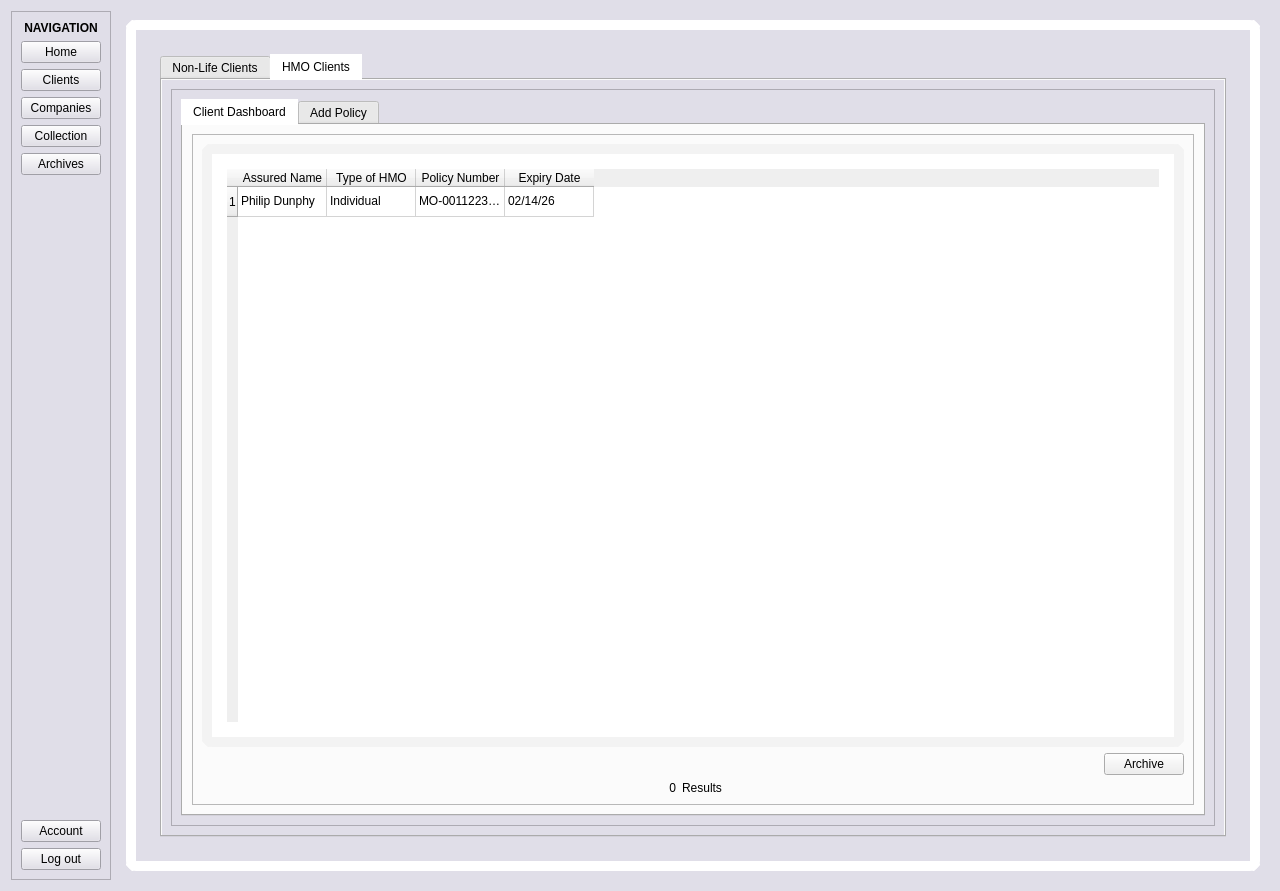
The window that QtGUI/form.ui (Ponard/InvestoPinoy) describes before a commit, drawn with Qt 5.
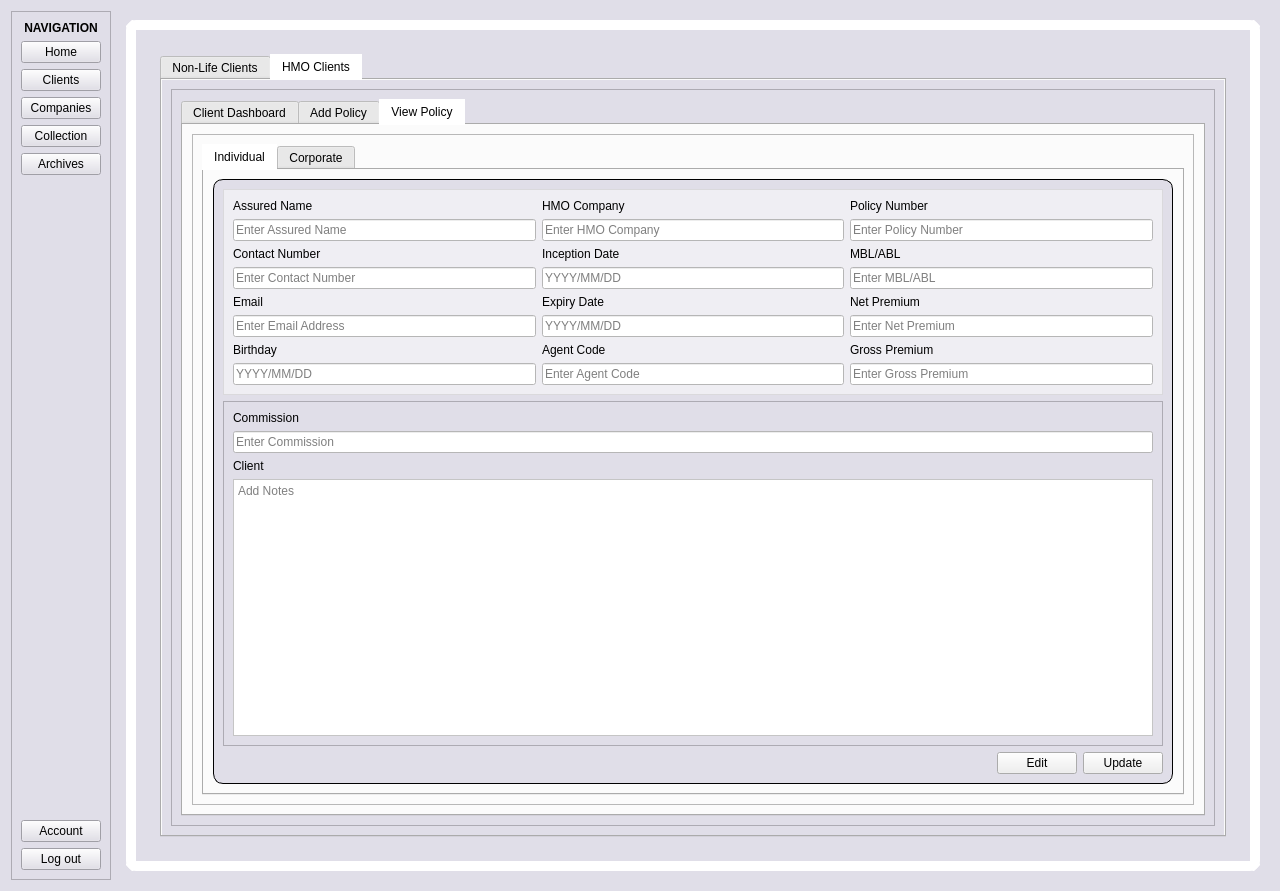
The same window after the commit. The open tabs and pages were chosen to show the change. Icons and pictures are not drawn.

Diff of the .ui file:
```diff
--- a/QtGUI/form.ui
+++ b/QtGUI/form.ui
@@ -2001,7 +2001,10 @@
 }
 #clients_hmo_add_client_individual_frame,
 #clients_hmo_add_client_corporate_frame,
-#clients_non_life_add_client_frame {
+#clients_non_life_add_client_frame,
+#clients_non_life_view_policy_frame,
+#clients_hmo_view_policy_individual_frame,
+#clients_hmo_view_policy_corporate_frame {
 	background-color: #E0DEE8;
 	border: 1px solid black;
 	border-radius: 10%;
@@ -2009,12 +2012,18 @@
 }
 #clients_hmo_add_client_individual_upper_frame,
 #clients_hmo_add_client_corporate_upper_frame,
-#clients_non_life_add_client_upper_frame {
+#clients_non_life_add_client_upper_frame,
+#clients_non_life_view_policy_upper_frame,
+#clients_hmo_view_policy_individual_upper_frame,
+#clients_hmo_view_policy_corporate_upper_frame {
 	background-color: rgba(255, 255, 255, 0.5);
 }
 #clients_hmo_add_client_individual_lower_frame,
 #clients_hmo_add_client_corporate_lower_frame,
-#clients_non_life_add_client_lower_frame {
+#clients_non_life_add_client_lower_frame,
+#clients_non_life_view_policy_lower_frame,
+#clients_hmo_view_policy_individual_lower_frame,
+#clients_hmo_view_policy_corporate_lower_frame {
 	background-color: #E0DEE8;
 }
 #clients_hmo_dashboard_table,
@@ -2026,7 +2035,9 @@
 }
 #clients_hmo_add_client_individual_frame QLabel,
 #clients_hmo_add_client_corporate_frame QLabel,
-#clients_non_life_add_client_frame QLabel {
+#clients_non_life_add_client_frame QLabel,
+#clients_non_life_view_policy_frame QLabel,
+#clients_hmo_view_policy_frame QLabel {
 	color: black;
 }
 QLineEdit,
@@ -4475,6 +4486,690 @@
                      </item>
                     </layout>
                    </widget>
+                   <widget class="QWidget" name="clients_hmo_view_policy_tab">
+                    <attribute name="title">
+                     <string>View Policy</string>
+                    </attribute>
+                    <layout class="QVBoxLayout" name="verticalLayout_8">
+                     <item>
+                      <widget class="QFrame" name="clients_hmo_view_policy_frame">
+                       <property name="frameShape">
+                        <enum>QFrame::Shape::StyledPanel</enum>
+                       </property>
+                       <property name="frameShadow">
+                        <enum>QFrame::Shadow::Raised</enum>
+                       </property>
+                       <layout class="QVBoxLayout" name="verticalLayout_69">
+                        <item>
+                         <widget class="QTabWidget" name="clients_hmo_view_policy_tab_widget">
+                          <property name="currentIndex">
+                           <number>0</number>
+                          </property>
+                          <widget class="QWidget" name="clients_hmo_view_policy_individual_tab">
+                           <attribute name="title">
+                            <string>Individual</string>
+                           </attribute>
+                           <layout class="QVBoxLayout" name="verticalLayout_221">
+                            <item>
+                             <widget class="QFrame" name="clients_hmo_view_policy_individual_frame">
+                              <property name="frameShape">
+                               <enum>QFrame::Shape::StyledPanel</enum>
+                              </property>
+                              <property name="frameShadow">
+                               <enum>QFrame::Shadow::Raised</enum>
+                              </property>
+                              <layout class="QVBoxLayout" name="verticalLayout_222">
+                               <item>
+                                <widget class="QFrame" name="clients_hmo_view_policy_individual_upper_frame">
+                                 <property name="frameShape">
+                                  <enum>QFrame::Shape::StyledPanel</enum>
+                                 </property>
+                                 <property name="frameShadow">
+                                  <enum>QFrame::Shadow::Raised</enum>
+                                 </property>
+                                 <layout class="QGridLayout" name="gridLayout_21">
+                                  <item row="3" column="2">
+                                   <layout class="QVBoxLayout" name="verticalLayout_223">
+                                    <item>
+                                     <widget class="QLabel" name="clients_hmo_view_policy_individual_gross_premium_label">
+                                      <property name="text">
+                                       <string>Gross Premium</string>
+                                      </property>
+                                     </widget>
+                                    </item>
+                                    <item>
+                                     <widget class="QLineEdit" name="clients_hmo_view_policy_individual_gross_premium_line_edit">
+                                      <property name="placeholderText">
+                                       <string>Enter Gross Premium</string>
+                                      </property>
+                                     </widget>
+                                    </item>
+                                   </layout>
+                                  </item>
+                                  <item row="0" column="0">
+                                   <layout class="QVBoxLayout" name="verticalLayout_224">
+                                    <item>
+                                     <widget class="QLabel" name="clients_hmo_view_policy_individual_assured_name_label">
+                                      <property name="text">
+                                       <string>Assured Name</string>
+                                      </property>
+                                     </widget>
+                                    </item>
+                                    <item>
+                                     <widget class="QLineEdit" name="clients_hmo_view_policy_individual_assured_name_line_edit">
+                                      <property name="placeholderText">
+                                       <string>Enter Assured Name</string>
+                                      </property>
+                                     </widget>
+                                    </item>
+                                   </layout>
+                                  </item>
+                                  <item row="0" column="2">
+                                   <layout class="QVBoxLayout" name="verticalLayout_225">
+                                    <item>
+                                     <widget class="QLabel" name="clients_hmo_view_policy_individual_policy_number_label">
+                                      <property name="text">
+                                       <string>Policy Number</string>
+                                      </property>
+                                     </widget>
+                                    </item>
+                                    <item>
+                                     <widget class="QLineEdit" name="clients_hmo_view_policy_individual_policy_number_line_edit">
+                                      <property name="placeholderText">
+                                       <string>Enter Policy Number</string>
+                                      </property>
+                                     </widget>
+                                    </item>
+                                   </layout>
+                                  </item>
+                                  <item row="2" column="2">
+                                   <layout class="QVBoxLayout" name="verticalLayout_226">
+                                    <item>
+                                     <widget class="QLabel" name="clients_hmo_view_policy_individual_net_premium_label">
+                                      <property name="text">
+                                       <string>Net Premium</string>
+                                      </property>
+                                     </widget>
+                                    </item>
+                                    <item>
+                                     <widget class="QLineEdit" name="clients_hmo_view_policy_individual_net_premium_line_edit">
+                                      <property name="placeholderText">
+                                       <string>Enter Net Premium</string>
+                                      </property>
+                                     </widget>
+                                    </item>
+                                   </layout>
+                                  </item>
+                                  <item row="1" column="2">
+                                   <layout class="QVBoxLayout" name="verticalLayout_227">
+                                    <item>
+                                     <widget class="QLabel" name="clients_hmo_view_policy_individual_mbl_abl_label">
+                                      <property name="text">
+                                       <string>MBL/ABL</string>
+                                      </property>
+                                     </widget>
+                                    </item>
+                                    <item>
+                                     <widget class="QLineEdit" name="clients_hmo_view_policy_individual_mbl_abl_line_edit">
+                                      <property name="placeholderText">
+                                       <string>Enter MBL/ABL</string>
+                                      </property>
+                                     </widget>
+                                    </item>
+                                   </layout>
+                                  </item>
+                                  <item row="1" column="0">
+                                   <layout class="QVBoxLayout" name="verticalLayout_228">
+                                    <item>
+                                     <widget class="QLabel" name="clients_hmo_view_policy_individual_contact_number_label">
+                                      <property name="text">
+                                       <string>Contact Number</string>
+                                      </property>
+                                     </widget>
+                                    </item>
+                                    <item>
+                                     <widget class="QLineEdit" name="clients_hmo_view_policy_individual_contact_number_line_edit">
+                                      <property name="placeholderText">
+                                       <string>Enter Contact Number</string>
+                                      </property>
+                                     </widget>
+                                    </item>
+                                   </layout>
+                                  </item>
+                                  <item row="2" column="0">
+                                   <layout class="QVBoxLayout" name="verticalLayout_229">
+                                    <item>
+                                     <widget class="QLabel" name="clients_hmo_view_policy_individual_email_label">
+                                      <property name="text">
+                                       <string>Email</string>
+                                      </property>
+                                     </widget>
+                                    </item>
+                                    <item>
+                                     <widget class="QLineEdit" name="clients_hmo_view_policy_individual_email_line_edit">
+                                      <property name="placeholderText">
+                                       <string>Enter Email Address</string>
+                                      </property>
+                                     </widget>
+                                    </item>
+                                   </layout>
+                                  </item>
+                                  <item row="3" column="0">
+                                   <layout class="QVBoxLayout" name="verticalLayout_230">
+                                    <item>
+                                     <widget class="QLabel" name="clients_hmo_view_policy_individual_birthday_label">
+                                      <property name="text">
+                                       <string>Birthday</string>
+                                      </property>
+                                     </widget>
+                                    </item>
+                                    <item>
+                                     <widget class="QLineEdit" name="clients_hmo_view_policy_individual_birthday_line_edit">
+                                      <property name="placeholderText">
+                                       <string>YYYY/MM/DD</string>
+                                      </property>
+                                     </widget>
+                                    </item>
+                                   </layout>
+                                  </item>
+                                  <item row="2" column="1">
+                                   <layout class="QVBoxLayout" name="verticalLayout_231">
+                                    <item>
+                                     <widget class="QLabel" name="clients_hmo_view_policy_individual_expiry_date_label">
+                                      <property name="text">
+                                       <string>Expiry Date</string>
+                                      </property>
+                                     </widget>
+                                    </item>
+                                    <item>
+                                     <widget class="QLineEdit" name="clients_hmo_view_policy_individual_expiry_date_line_edit">
+                                      <property name="placeholderText">
+                                       <string>YYYY/MM/DD</string>
+                                      </property>
+                                     </widget>
+                                    </item>
+                                   </layout>
+                                  </item>
+                                  <item row="3" column="1">
+                                   <layout class="QVBoxLayout" name="verticalLayout_232">
+                                    <item>
+                                     <widget class="QLabel" name="clients_hmo_view_policy_individual_agent_code_label">
+                                      <property name="text">
+                                       <string>Agent Code</string>
+                                      </property>
+                                     </widget>
+                                    </item>
+                                    <item>
+                                     <widget class="QLineEdit" name="clients_hmo_view_policy_individual_agent_code_line_edit">
+                                      <property name="placeholderText">
+                                       <string>Enter Agent Code</string>
+                                      </property>
+                                     </widget>
+                                    </item>
+                                   </layout>
+                                  </item>
+                                  <item row="1" column="1">
+                                   <layout class="QVBoxLayout" name="verticalLayout_233">
+                                    <item>
+                                     <widget class="QLabel" name="clients_hmo_view_policy_individual_inception_date_label">
+                                      <property name="text">
+                                       <string>Inception Date</string>
+                                      </property>
+                                     </widget>
+                                    </item>
+                                    <item>
+                                     <widget class="QLineEdit" name="clients_hmo_view_policy_individual_inception_date_line_edit">
+                                      <property name="placeholderText">
+                                       <string>YYYY/MM/DD</string>
+                                      </property>
+                                     </widget>
+                                    </item>
+                                   </layout>
+                                  </item>
+                                  <item row="0" column="1">
+                                   <layout class="QVBoxLayout" name="verticalLayout_234">
+                                    <item>
+                                     <widget class="QLabel" name="clients_hmo_view_policy_individual_hmo_company_label">
+                                      <property name="text">
+                                       <string>HMO Company</string>
+                                      </property>
+                                     </widget>
+                                    </item>
+                                    <item>
+                                     <widget class="QLineEdit" name="clients_hmo_view_policy_individual_hmo_company_line_edit">
+                                      <property name="placeholderText">
+                                       <string>Enter HMO Company</string>
+                                      </property>
+                                     </widget>
+                                    </item>
+                                   </layout>
+                                  </item>
+                                 </layout>
+                                </widget>
+                               </item>
+                               <item>
+                                <widget class="QFrame" name="clients_hmo_view_policy_individual_lower_frame">
+                                 <property name="frameShape">
+                                  <enum>QFrame::Shape::StyledPanel</enum>
+                                 </property>
+                                 <property name="frameShadow">
+                                  <enum>QFrame::Shadow::Raised</enum>
+                                 </property>
+                                 <layout class="QGridLayout" name="gridLayout_22">
+                                  <item row="1" column="1" colspan="2">
+                                   <layout class="QVBoxLayout" name="verticalLayout_235">
+                                    <item>
+                                     <layout class="QVBoxLayout" name="verticalLayout_236">
+                                      <item>
+                                       <widget class="QLabel" name="clients_hmo_view_policy_individual_commission_label">
+                                        <property name="text">
+                                         <string>Commission</string>
+                                        </property>
+                                       </widget>
+                                      </item>
+                                      <item>
+                                       <widget class="QLineEdit" name="clients_hmo_view_policy_individual_commission_line_edit">
+                                        <property name="readOnly">
+                                         <bool>false</bool>
+                                        </property>
+                                        <property name="placeholderText">
+                                         <string>Enter Commission</string>
+                                        </property>
+                                       </widget>
+                                      </item>
+                                     </layout>
+                                    </item>
+                                    <item>
+                                     <widget class="QLabel" name="clients_hmo_view_policy_individual_notes_label">
+                                      <property name="text">
+                                       <string>Client</string>
+                                      </property>
+                                     </widget>
+                                    </item>
+                                    <item>
+                                     <widget class="QTextEdit" name="clients_hmo_view_policy_individual_notes_text_edit">
+                                      <property name="placeholderText">
+                                       <string>Add Notes</string>
+                                      </property>
+                                     </widget>
+                                    </item>
+                                   </layout>
+                                  </item>
+                                 </layout>
+                                </widget>
+                               </item>
+                               <item>
+                                <layout class="QHBoxLayout" name="horizontalLayout_23">
+                                 <item>
+                                  <spacer name="horizontalSpacer_18">
+                                   <property name="orientation">
+                                    <enum>Qt::Orientation::Horizontal</enum>
+                                   </property>
+                                   <property name="sizeHint" stdset="0">
+                                    <size>
+                                     <width>40</width>
+                                     <height>20</height>
+                                    </size>
+                                   </property>
+                                  </spacer>
+                                 </item>
+                                 <item>
+                                  <widget class="QPushButton" name="clients_hmo_view_policy_individual_edit_push_button">
+                                   <property name="text">
+                                    <string>Edit</string>
+                                   </property>
+                                  </widget>
+                                 </item>
+                                 <item>
+                                  <widget class="QPushButton" name="clients_hmo_view_policy_individual_update_push_button">
+                                   <property name="text">
+                                    <string>Update</string>
+                                   </property>
+                                  </widget>
+                                 </item>
+                                </layout>
+                               </item>
+                              </layout>
+                             </widget>
+                            </item>
+                           </layout>
+                          </widget>
+                          <widget class="QWidget" name="clients_hmo_view_policy_corporate_tab">
+                           <attribute name="title">
+                            <string>Corporate</string>
+                           </attribute>
+                           <layout class="QVBoxLayout" name="verticalLayout_237">
+                            <item>
+                             <widget class="QFrame" name="clients_hmo_view_policy_corporate_frame">
+                              <property name="frameShape">
+                               <enum>QFrame::Shape::StyledPanel</enum>
+                              </property>
+                              <property name="frameShadow">
+                               <enum>QFrame::Shadow::Raised</enum>
+                              </property>
+                              <layout class="QVBoxLayout" name="verticalLayout_238">
+                               <item>
+                                <widget class="QFrame" name="clients_hmo_view_policy_corporate_upper_frame">
+                                 <property name="frameShape">
+                                  <enum>QFrame::Shape::StyledPanel</enum>
+                                 </property>
+                                 <property name="frameShadow">
+                                  <enum>QFrame::Shadow::Raised</enum>
+                                 </property>
+                                 <layout class="QGridLayout" name="gridLayout_23">
+                                  <item row="0" column="1">
+                                   <layout class="QVBoxLayout" name="verticalLayout_239">
+                                    <item>
+                                     <widget class="QLabel" name="clients_hmo_view_policy_corporate_hmo_company_label">
+                                      <property name="text">
+                                       <string>HMO Company</string>
+                                      </property>
+                                     </widget>
+                                    </item>
+                                    <item>
+                                     <widget class="QLineEdit" name="clients_hmo_view_policy_corporate_hmo_company_line_edit">
+                                      <property name="placeholderText">
+                                       <string>Enter HMO Company</string>
+                                      </property>
+                                     </widget>
+                                    </item>
+                                   </layout>
+                                  </item>
+                                  <item row="0" column="2">
+                                   <layout class="QVBoxLayout" name="verticalLayout_240">
+                                    <item>
+                                     <widget class="QLabel" name="clients_hmo_view_policy_corporate_policy_number_label">
+                                      <property name="text">
+                                       <string>Policy Number</string>
+                                      </property>
+                                     </widget>
+                                    </item>
+                                    <item>
+                                     <widget class="QLineEdit" name="clients_hmo_view_policy_corporate_policy_number_line_edit">
+                                      <property name="placeholderText">
+                                       <string>Enter Policy Number</string>
+                                      </property>
+                                     </widget>
+                                    </item>
+                                   </layout>
+                                  </item>
+                                  <item row="0" column="0">
+                                   <layout class="QVBoxLayout" name="verticalLayout_241">
+                                    <item>
+                                     <widget class="QLabel" name="clients_hmo_view_policy_corporate_company_name_label">
+                                      <property name="text">
+                                       <string>Company Name</string>
+                                      </property>
+                                     </widget>
+                                    </item>
+                                    <item>
+                                     <widget class="QLineEdit" name="clients_hmo_view_policy_corporate_company_name_line_edit">
+                                      <property name="placeholderText">
+                                       <string>Enter Company Name</string>
+                                      </property>
+                                     </widget>
+                                    </item>
+                                   </layout>
+                                  </item>
+                                  <item row="3" column="0">
+                                   <layout class="QVBoxLayout" name="verticalLayout_242">
+                                    <item>
+                                     <widget class="QLabel" name="clients_hmo_view_policy_corporate_email_label">
+                                      <property name="text">
+                                       <string>Email</string>
+                                      </property>
+                                     </widget>
+                                    </item>
+                                    <item>
+                                     <widget class="QLineEdit" name="clients_hmo_view_policy_corporate_email_line_edit">
+                                      <property name="placeholderText">
+                                       <string>Enter Email Address</string>
+                                      </property>
+                                     </widget>
+                                    </item>
+                                   </layout>
+                                  </item>
+                                  <item row="2" column="0">
+                                   <layout class="QVBoxLayout" name="verticalLayout_243">
+                                    <item>
+                                     <widget class="QLabel" name="clients_hmo_view_policy_corporate_contact_number_label">
+                                      <property name="text">
+                                       <string>Contact Number</string>
+                                      </property>
+                                     </widget>
+                                    </item>
+                                    <item>
+                                     <widget class="QLineEdit" name="clients_hmo_view_policy_corporate_contact_number_line_edit">
+                                      <property name="placeholderText">
+                                       <string>Enter Contact Number</string>
+                                      </property>
+                                     </widget>
+                                    </item>
+                                   </layout>
+                                  </item>
+                                  <item row="1" column="0">
+                                   <layout class="QVBoxLayout" name="verticalLayout_244">
+                                    <item>
+                                     <widget class="QLabel" name="clients_hmo_view_policy_corporate_number_of_enrollees_label">
+                                      <property name="text">
+                                       <string>Number of Enrollees</string>
+                                      </property>
+                                     </widget>
+                                    </item>
+                                    <item>
+                                     <widget class="QLineEdit" name="clients_hmo_view_policy_corporate_number_of_enrollees_line_edit">
+                                      <property name="placeholderText">
+                                       <string>Enter Number of Enrollees</string>
+                                      </property>
+                                     </widget>
+                                    </item>
+                                   </layout>
+                                  </item>
+                                  <item row="1" column="1">
+                                   <layout class="QVBoxLayout" name="verticalLayout_245">
+                                    <item>
+                                     <widget class="QLabel" name="clients_hmo_view_policy_corporate_inception_date_label">
+                                      <property name="text">
+                                       <string>Inception Date</string>
+                                      </property>
+                                     </widget>
+                                    </item>
+                                    <item>
+                                     <widget class="QLineEdit" name="clients_hmo_view_policy_corporate_inception_date_line_edit">
+                                      <property name="placeholderText">
+                                       <string>YYYY/MM/DD</string>
+                                      </property>
+                                     </widget>
+                                    </item>
+                                   </layout>
+                                  </item>
+                                  <item row="2" column="1">
+                                   <layout class="QVBoxLayout" name="verticalLayout_246">
+                                    <item>
+                                     <widget class="QLabel" name="clients_hmo_view_policy_corporate_expiry_date_label">
+                                      <property name="text">
+                                       <string>Expiry Date</string>
+                                      </property>
+                                     </widget>
+                                    </item>
+                                    <item>
+                                     <widget class="QLineEdit" name="clients_hmo_view_policy_corporate_expiry_date_line_edit">
+                                      <property name="placeholderText">
+                                       <string>YYYY/MM/DD</string>
+                                      </property>
+                                     </widget>
+                                    </item>
+                                   </layout>
+                                  </item>
+                                  <item row="3" column="1">
+                                   <layout class="QVBoxLayout" name="verticalLayout_247">
+                                    <item>
+                                     <widget class="QLabel" name="clients_hmo_view_policy_corporate_agent_code_label">
+                                      <property name="text">
+                                       <string>Agent Code</string>
+                                      </property>
+                                     </widget>
+                                    </item>
+                                    <item>
+                                     <widget class="QLineEdit" name="clients_hmo_view_policy_corporate_agent_code_line_edit">
+                                      <property name="placeholderText">
+                                       <string>Enter Agent Code</string>
+                                      </property>
+                                     </widget>
+                                    </item>
+                                   </layout>
+                                  </item>
+                                  <item row="1" column="2">
+                                   <layout class="QVBoxLayout" name="verticalLayout_248">
+                                    <item>
+                                     <widget class="QLabel" name="clients_hmo_view_policy_corporate_mbl_abl_label">
+                                      <property name="text">
+                                       <string>MBL/ABL</string>
+                                      </property>
+                                     </widget>
+                                    </item>
+                                    <item>
+                                     <widget class="QLineEdit" name="clients_hmo_view_policy_corporate_mbl_abl_line_edit">
+                                      <property name="placeholderText">
+                                       <string>Enter MBL/ABL</string>
+                                      </property>
+                                     </widget>
+                                    </item>
+                                   </layout>
+                                  </item>
+                                  <item row="2" column="2">
+                                   <layout class="QVBoxLayout" name="verticalLayout_249">
+                                    <item>
+                                     <widget class="QLabel" name="clients_hmo_view_policy_corporate_net_premium_label">
+                                      <property name="text">
+                                       <string>Net Premium</string>
+                                      </property>
+                                     </widget>
+                                    </item>
+                                    <item>
+                                     <widget class="QLineEdit" name="clients_hmo_view_policy_corporate_net_premium_line_edit">
+                                      <property name="placeholderText">
+                                       <string>Enter Net Premium</string>
+                                      </property>
+                                     </widget>
+                                    </item>
+                                   </layout>
+                                  </item>
+                                  <item row="3" column="2">
+                                   <layout class="QVBoxLayout" name="verticalLayout_250">
+                                    <item>
+                                     <widget class="QLabel" name="clients_hmo_view_policy_corporate_gross_premium_label">
+                                      <property name="text">
+                                       <string>Gross Premium</string>
+                                      </property>
+                                     </widget>
+                                    </item>
+                                    <item>
+                                     <widget class="QLineEdit" name="clients_hmo_view_policy_corporate_gross_premium_line_edit">
+                                      <property name="placeholderText">
+                                       <string>Enter Gross Premium</string>
+                                      </property>
+                                     </widget>
+                                    </item>
+                                   </layout>
+                                  </item>
+                                 </layout>
+                                </widget>
+                               </item>
+                               <item>
+                                <widget class="QFrame" name="clients_hmo_view_policy_corporate_lower_frame">
+                                 <property name="frameShape">
+                                  <enum>QFrame::Shape::StyledPanel</enum>
+                                 </property>
+                                 <property name="frameShadow">
+                                  <enum>QFrame::Shadow::Raised</enum>
+                                 </property>
+                                 <layout class="QGridLayout" name="gridLayout_24">
+                                  <item row="1" column="1" colspan="2">
+                                   <layout class="QVBoxLayout" name="verticalLayout_251">
+                                    <item>
+                                     <layout class="QVBoxLayout" name="verticalLayout_252">
+                                      <item>
+                                       <widget class="QLabel" name="clients_hmo_view_policy_corporate_commission_label">
+                                        <property name="text">
+                                         <string>Commission</string>
+                                        </property>
+                                       </widget>
+                                      </item>
+                                      <item>
+                                       <widget class="QLineEdit" name="clients_hmo_view_policy_corporate_commission_line_edit">
+                                        <property name="readOnly">
+                                         <bool>false</bool>
+                                        </property>
+                                        <property name="placeholderText">
+                                         <string>Enter Commission</string>
+                                        </property>
+                                       </widget>
+                                      </item>
+                                     </layout>
+                                    </item>
+                                    <item>
+                                     <widget class="QLabel" name="clients_hmo_view_policy_corporate_notes_label">
+                                      <property name="text">
+                                       <string>Client</string>
+                                      </property>
+                                     </widget>
+                                    </item>
+                                    <item>
+                                     <widget class="QTextEdit" name="clients_hmo_view_policy_corporate_notes_text_edit">
+                                      <property name="placeholderText">
+                                       <string>Add Notes</string>
+                                      </property>
+                                     </widget>
+                                    </item>
+                                   </layout>
+                                  </item>
+                                 </layout>
+                                </widget>
+                               </item>
+                               <item>
+                                <layout class="QHBoxLayout" name="horizontalLayout_24">
+                                 <item>
+                                  <spacer name="horizontalSpacer_19">
+                                   <property name="orientation">
+                                    <enum>Qt::Orientation::Horizontal</enum>
+                                   </property>
+                                   <property name="sizeHint" stdset="0">
+                                    <size>
+                                     <width>40</width>
+                                     <height>20</height>
+                                    </size>
+                                   </property>
+                                  </spacer>
+                                 </item>
+                                 <item>
+                                  <widget class="QPushButton" name="clients_hmo_view_policy_corporate_edit_push_button">
+                                   <property name="text">
+                                    <string>Edit</string>
+                                   </property>
+                                  </widget>
+                                 </item>
+                                 <item>
+                                  <widget class="QPushButton" name="clients_hmo_view_policy_corporate_update_push_button">
+                                   <property name="text">
+                                    <string>Update</string>
+                                   </property>
+                                  </widget>
+                                 </item>
+                                </layout>
+                               </item>
+                              </layout>
+                             </widget>
+                            </item>
+                           </layout>
+                          </widget>
+                         </widget>
+                        </item>
+                       </layout>
+                      </widget>
+                     </item>
+                    </layout>
+                   </widget>
                   </widget>
                  </item>
                 </layout>
```
Left out of the diff: 1663 changed lines with no effect on the pictures.
